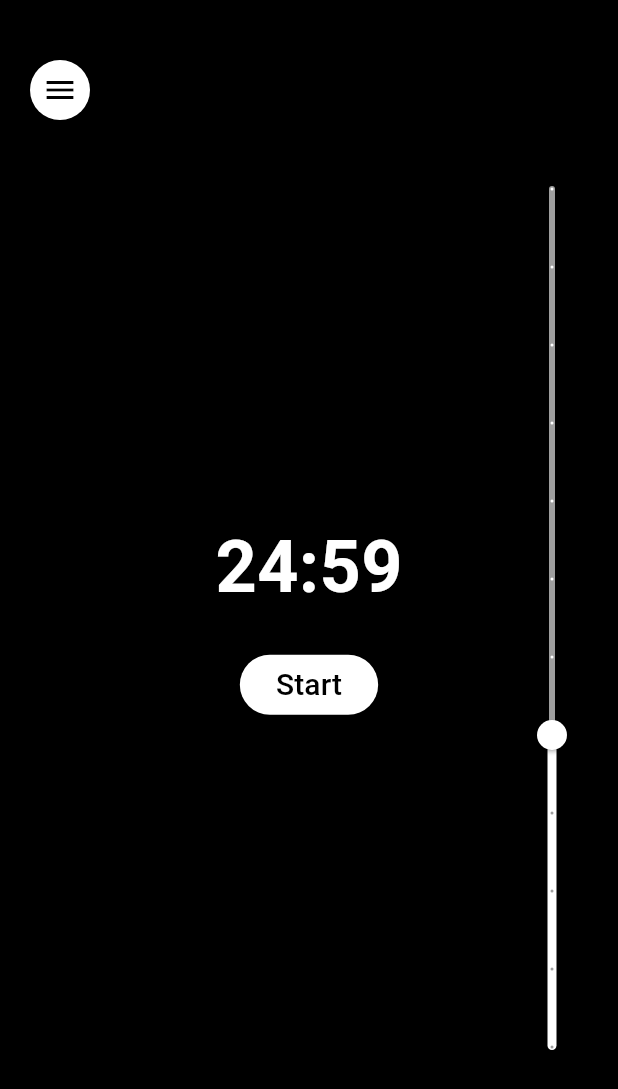
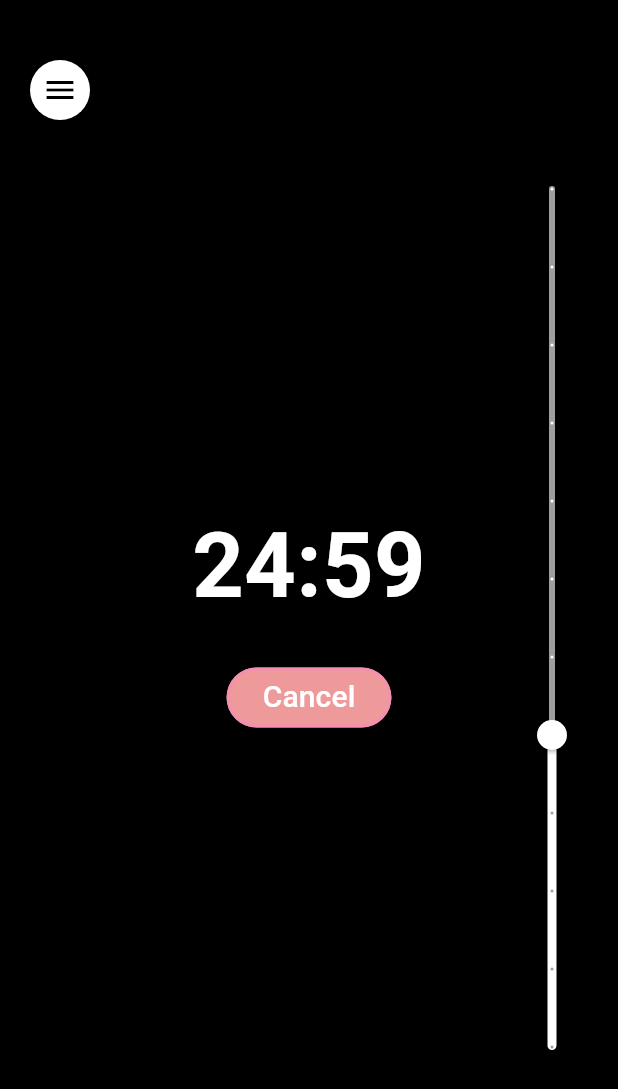
Before and after one commit to Jozephh/cj_study_timer, a Flutter app: the screen it shows after launch, after a tap on "Start", on a phone screen of 412 x 824 dp. Shown: the top 1089 px of the screen. Run offline on Flutter 3.47's test engine with Material 3 defaults, Android fonts, the light colour scheme and no system bars; our stand-ins replace google_fonts.

Commit message:
Feature 1 button dev and cancel timer

```diff
--- a/cj_study_timer/lib/main.dart
+++ b/cj_study_timer/lib/main.dart
@@ -1,8 +1,9 @@
 import 'package:flutter/material.dart';
 import 'dart:async';
+import 'package:google_fonts/google_fonts.dart'; // Import Google Fonts
 
 void main() {
-  runApp(MyApp());
+  runApp(const MyApp());
 }
 
 class MyApp extends StatelessWidget {
@@ -16,8 +17,9 @@ class MyApp extends StatelessWidget {
         brightness: Brightness.dark,
         primaryColor: Colors.white,
         visualDensity: VisualDensity.adaptivePlatformDensity,
+        textTheme: GoogleFonts.robotoTextTheme(), // Apply Roboto Font
       ),
-      home: TimerScreen(),
+      home: const TimerScreen(),
     );
   }
 }
@@ -34,9 +36,19 @@ class _TimerScreenState extends State<TimerScreen> {
   int _timeInSeconds = 1500; // 25 minutes in seconds
   Timer? _timer;
   bool _isRunning = false;
+  late int _initialTimeInSeconds; // To store initial time for reset
+
+  @override
+  void initState() {
+    super.initState();
+    _initialTimeInSeconds = _timeInSeconds; // Initialize initial time
+  }
 
   void _startTimer() {
-    if (_isRunning) return;
+    if (_isRunning) {
+      _cancelTimer(); // Cancel the timer when the button is pressed again
+      return;
+    }
     setState(() {
       _isRunning = true;
     });
@@ -52,6 +64,14 @@ class _TimerScreenState extends State<TimerScreen> {
           _isRunning = false;
         });
       }
+    });
+  }
+
+  void _cancelTimer() {
+    _timer?.cancel();
+    setState(() {
+      _isRunning = false;
+      _timeInSeconds = _initialTimeInSeconds; // Reset timer to initial value
     });
   }
 
@@ -90,7 +110,7 @@ class _TimerScreenState extends State<TimerScreen> {
                   _formattedTime,
                   style: const TextStyle(
                     color: Colors.white,
-                    fontSize: 48,
+                    fontSize: 60, // Increased font size for timer
                     fontWeight: FontWeight.bold,
                   ),
                 ),
@@ -98,15 +118,28 @@ class _TimerScreenState extends State<TimerScreen> {
                 ElevatedButton(
                   onPressed: _startTimer,
                   style: ElevatedButton.styleFrom(
-                    backgroundColor: Colors.white,
-                    foregroundColor: Colors.black,
+                    backgroundColor: _isRunning
+                        ? const Color(
+                            0xFFEF9A9A) // Soft pastel red when running
+                        : Colors.white,
+                    foregroundColor: _isRunning
+                        ? Colors.white // White text when running
+                        : Colors.black,
+                    side: _isRunning
+                        ? const BorderSide(
+                            color: Color(0xFFF48FB1), // Light red border
+                            width: 2.0,
+                          )
+                        : null, // No border when idle
                     shape: RoundedRectangleBorder(
                       borderRadius: BorderRadius.circular(30),
                     ),
                   ),
-                  child: const Text(
-                    "Start",
-                    style: TextStyle(fontSize: 20),
+                  child: Text(
+                    _isRunning
+                        ? "Cancel"
+                        : "Start", // Change text based on state
+                    style: const TextStyle(fontSize: 20),
                   ),
                 ),
               ],
@@ -130,6 +163,8 @@ class _TimerScreenState extends State<TimerScreen> {
                     _sliderValue = newValue;
                     _timeInSeconds =
                         (_sliderValue * 60).toInt(); // Update timer in seconds
+                    _initialTimeInSeconds =
+                        _timeInSeconds; // Update initial time for reset
                   });
                 },
                 activeColor: Colors.white,
--- a/cj_study_timer/pubspec.yaml
+++ b/cj_study_timer/pubspec.yaml
@@ -30,6 +30,7 @@ environment:
 dependencies:
   flutter:
     sdk: flutter
+  google_fonts: ^4.0.1
 
 
   # The following adds the Cupertino Icons font to your application.
```
Also changed, not shown: cj_study_timer/pubspec.lock, 5 other files.
